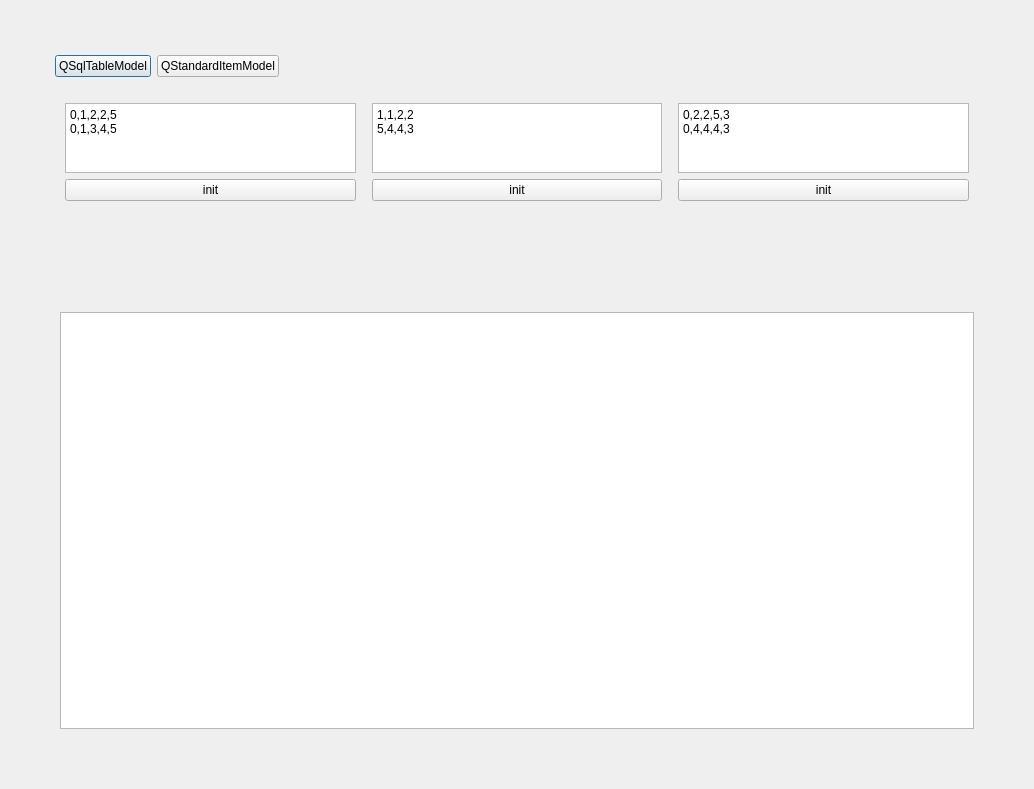
Qt form QpTableView_test/dialog.ui (PavelDorofeev/How-to-create-own-QTableView-with-new-capabilities) before a commit.
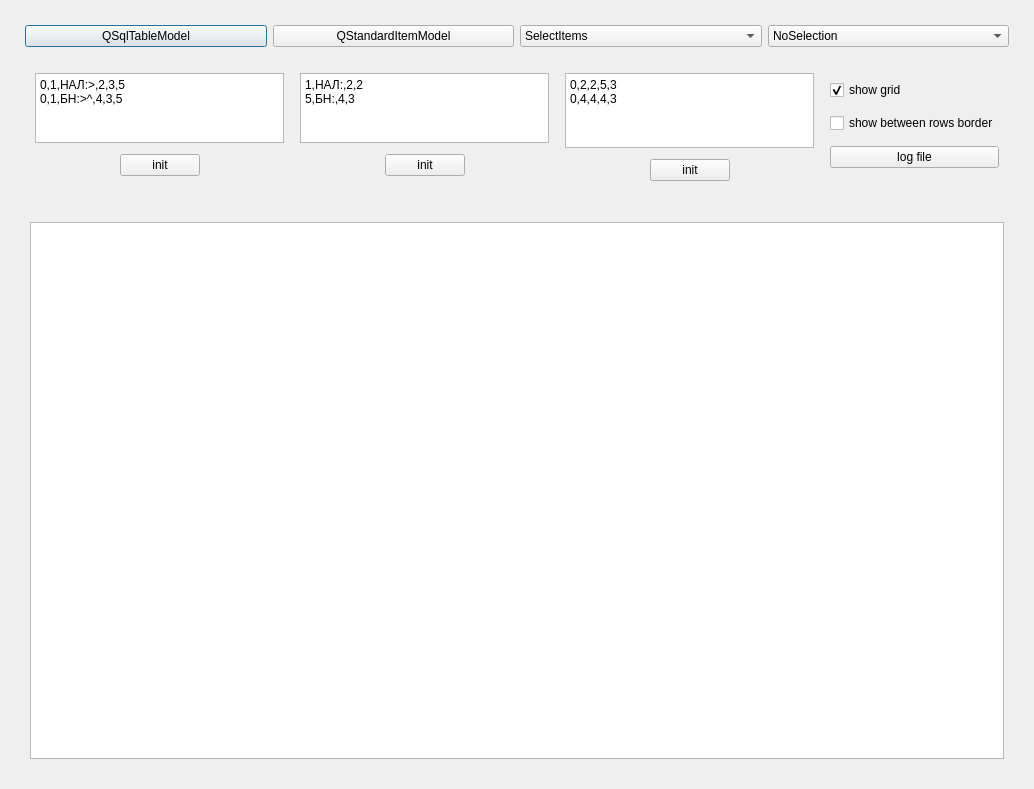
The same form after that commit. Custom widgets are drawn as their Qt base class.

```diff
--- a/QpTableView_test/dialog.ui
+++ b/QpTableView_test/dialog.ui
@@ -13,41 +13,88 @@
   <property name="windowTitle">
    <string>Dialog</string>
   </property>
-  <layout class="QVBoxLayout" name="verticalLayout">
+  <layout class="QVBoxLayout" name="verticalLayout" stretch="0,0">
    <property name="margin">
-    <number>50</number>
+    <number>20</number>
    </property>
    <item>
-    <layout class="QHBoxLayout" name="horizontalLayout">
+    <layout class="QGridLayout" name="gridLayout">
      <property name="margin">
       <number>5</number>
      </property>
-     <item>
+     <item row="0" column="0">
       <widget class="QPushButton" name="btn_sqltableModel_On">
        <property name="text">
         <string>QSqlTableModel</string>
        </property>
       </widget>
      </item>
-     <item>
+     <item row="0" column="1">
       <widget class="QPushButton" name="btn_QStandardItemModel_On">
        <property name="text">
         <string>QStandardItemModel</string>
        </property>
       </widget>
      </item>
-     <item>
-      <spacer name="horizontalSpacer">
-       <property name="orientation">
-        <enum>Qt::Horizontal</enum>
+     <item row="0" column="4">
+      <widget class="QComboBox" name="cmb_SelectionBehavoir">
+       <property name="minimumSize">
+        <size>
+         <width>100</width>
+         <height>0</height>
+        </size>
        </property>
-       <property name="sizeHint" stdset="0">
+       <item>
+        <property name="text">
+         <string>SelectItems</string>
+        </property>
+       </item>
+       <item>
+        <property name="text">
+         <string>SelectRows</string>
+        </property>
+       </item>
+       <item>
+        <property name="text">
+         <string>SelectColumns</string>
+        </property>
+       </item>
+      </widget>
+     </item>
+     <item row="0" column="5">
+      <widget class="QComboBox" name="cmb_SelectionMode">
+       <property name="minimumSize">
         <size>
-         <width>40</width>
-         <height>20</height>
+         <width>100</width>
+         <height>0</height>
         </size>
        </property>
-      </spacer>
+       <item>
+        <property name="text">
+         <string>NoSelection</string>
+        </property>
+       </item>
+       <item>
+        <property name="text">
+         <string>SingleSelection</string>
+        </property>
+       </item>
+       <item>
+        <property name="text">
+         <string>MultiSelection</string>
+        </property>
+       </item>
+       <item>
+        <property name="text">
+         <string>ExtendedSelection</string>
+        </property>
+       </item>
+       <item>
+        <property name="text">
+         <string>ContiguousSelection</string>
+        </property>
+       </item>
+      </widget>
      </item>
     </layout>
    </item>
@@ -57,7 +104,7 @@
       <number>5</number>
      </property>
      <item>
-      <layout class="QHBoxLayout" name="horizontalLayout_2">
+      <layout class="QHBoxLayout" name="horizontalLayout_2" stretch="1,1,1,0">
        <property name="leftMargin">
         <number>5</number>
        </property>
@@ -68,7 +115,7 @@
         <number>5</number>
        </property>
        <property name="bottomMargin">
-        <number>100</number>
+        <number>30</number>
        </property>
        <item>
         <layout class="QVBoxLayout" name="verticalLayout_3">
@@ -89,6 +136,12 @@
              <verstretch>0</verstretch>
             </sizepolicy>
            </property>
+           <property name="minimumSize">
+            <size>
+             <width>0</width>
+             <height>0</height>
+            </size>
+           </property>
            <property name="maximumSize">
             <size>
              <width>16777215</width>
@@ -96,17 +149,50 @@
             </size>
            </property>
            <property name="plainText">
-            <string>0,1,2,2,5
-0,1,3,4,5</string>
+            <string>0,1,НАЛ:&gt;,2,3,5
+0,1,БН:&gt;^,4,3,5</string>
            </property>
           </widget>
          </item>
          <item>
-          <widget class="QPushButton" name="btn_init_sections">
-           <property name="text">
-            <string>init</string>
+          <layout class="QHBoxLayout" name="horizontalLayout_3">
+           <property name="margin">
+            <number>5</number>
            </property>
-          </widget>
+           <item>
+            <spacer name="horizontalSpacer_2">
+             <property name="orientation">
+              <enum>Qt::Horizontal</enum>
+             </property>
+             <property name="sizeHint" stdset="0">
+              <size>
+               <width>40</width>
+               <height>20</height>
+              </size>
+             </property>
+            </spacer>
+           </item>
+           <item>
+            <widget class="QPushButton" name="btn_init_sections">
+             <property name="text">
+              <string>init</string>
+             </property>
+            </widget>
+           </item>
+           <item>
+            <spacer name="horizontalSpacer_3">
+             <property name="orientation">
+              <enum>Qt::Horizontal</enum>
+             </property>
+             <property name="sizeHint" stdset="0">
+              <size>
+               <width>40</width>
+               <height>20</height>
+              </size>
+             </property>
+            </spacer>
+           </item>
+          </layout>
          </item>
         </layout>
        </item>
@@ -136,17 +222,50 @@
             </size>
            </property>
            <property name="plainText">
-            <string>1,1,2,2
-5,4,4,3</string>
+            <string>1,НАЛ:,2,2
+5,БН:,4,3</string>
            </property>
           </widget>
          </item>
          <item>
-          <widget class="QPushButton" name="btn_init_sections_2">
-           <property name="text">
-            <string>init</string>
+          <layout class="QHBoxLayout" name="horizontalLayout_4">
+           <property name="margin">
+            <number>5</number>
            </property>
-          </widget>
+           <item>
+            <spacer name="horizontalSpacer_4">
+             <property name="orientation">
+              <enum>Qt::Horizontal</enum>
+             </property>
+             <property name="sizeHint" stdset="0">
+              <size>
+               <width>40</width>
+               <height>20</height>
+              </size>
+             </property>
+            </spacer>
+           </item>
+           <item>
+            <widget class="QPushButton" name="btn_init_sections_2">
+             <property name="text">
+              <string>init</string>
+             </property>
+            </widget>
+           </item>
+           <item>
+            <spacer name="horizontalSpacer_5">
+             <property name="orientation">
+              <enum>Qt::Horizontal</enum>
+             </property>
+             <property name="sizeHint" stdset="0">
+              <size>
+               <width>40</width>
+               <height>20</height>
+              </size>
+             </property>
+            </spacer>
+           </item>
+          </layout>
          </item>
         </layout>
        </item>
@@ -182,9 +301,79 @@
           </widget>
          </item>
          <item>
-          <widget class="QPushButton" name="btn_init_sections_3">
+          <layout class="QHBoxLayout" name="horizontalLayout_5">
+           <property name="leftMargin">
+            <number>5</number>
+           </property>
+           <property name="topMargin">
+            <number>5</number>
+           </property>
+           <property name="rightMargin">
+            <number>5</number>
+           </property>
+           <item>
+            <spacer name="horizontalSpacer_6">
+             <property name="orientation">
+              <enum>Qt::Horizontal</enum>
+             </property>
+             <property name="sizeHint" stdset="0">
+              <size>
+               <width>40</width>
+               <height>20</height>
+              </size>
+             </property>
+            </spacer>
+           </item>
+           <item>
+            <widget class="QPushButton" name="btn_init_sections_3">
+             <property name="text">
+              <string>init</string>
+             </property>
+            </widget>
+           </item>
+           <item>
+            <spacer name="horizontalSpacer_7">
+             <property name="orientation">
+              <enum>Qt::Horizontal</enum>
+             </property>
+             <property name="sizeHint" stdset="0">
+              <size>
+               <width>40</width>
+               <height>20</height>
+              </size>
+             </property>
+            </spacer>
+           </item>
+          </layout>
+         </item>
+        </layout>
+       </item>
+       <item>
+        <layout class="QVBoxLayout" name="verticalLayout_6">
+         <property name="margin">
+          <number>5</number>
+         </property>
+         <item>
+          <widget class="QCheckBox" name="chk_grid_on">
            <property name="text">
-            <string>init</string>
+            <string>show grid</string>
+           </property>
+           <property name="checked">
+            <bool>true</bool>
+           </property>
+          </widget>
+         </item>
+         <item>
+          <widget class="QCheckBox" name="chk_betweenRowsBorder">
+           <property name="text">
+            <string>show between rows border</string>
+           </property>
+          </widget>
+         </item>
+         <item>
+          <widget class="QPushButton" name="btn_logFile">
+           <property name="text">
+            <string>log file</string>
            </property>
           </widget>
          </item>
@@ -198,7 +387,11 @@
         <number>5</number>
        </property>
        <item>
-        <widget class="QpTableView" name="tableView"/>
+        <widget class="QpTableView" name="tableView">
+         <property name="contextMenuPolicy">
+          <enum>Qt::CustomContextMenu</enum>
+         </property>
+        </widget>
        </item>
       </layout>
      </item>
```
Left out of the diff: 2 changed lines with no effect on the pictures.
